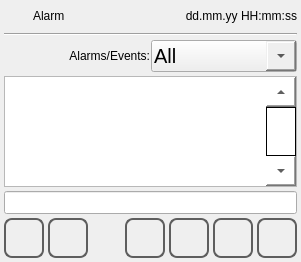
Before: the Qt Designer form qt_library/ATCMalarms/alarms.ui in MECTsrl/mect_plugins, drawn with Qt 5.
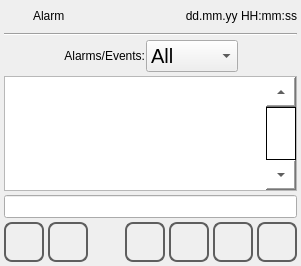
After: the same form once the commit is applied. Icons and pictures are not drawn.

Commit message: WIP: Review scroll bars

Patch:
```diff
--- a/qt_library/ATCMalarms/alarms.ui
+++ b/qt_library/ATCMalarms/alarms.ui
@@ -7,7 +7,7 @@
     <x>0</x>
     <y>0</y>
     <width>301</width>
-    <height>262</height>
+    <height>266</height>
    </rect>
   </property>
   <property name="sizePolicy">
@@ -124,6 +124,22 @@
      <property name="spacing">
       <number>1</number>
      </property>
+     <item>
+      <spacer name="horizontalSpacer_3">
+       <property name="orientation">
+        <enum>Qt::Horizontal</enum>
+       </property>
+       <property name="sizeType">
+        <enum>QSizePolicy::MinimumExpanding</enum>
+       </property>
+       <property name="sizeHint" stdset="0">
+        <size>
+         <width>10</width>
+         <height>20</height>
+        </size>
+       </property>
+      </spacer>
+     </item>
      <item>
       <widget class="QLabel" name="labelType">
        <property name="focusPolicy">
@@ -143,57 +159,13 @@
         <enum>Qt::NoFocus</enum>
        </property>
        <property name="styleSheet">
-        <string notr="true">/* Combobox item */
-QAbstractItemView {
-	/* padding of each item (top,right,bottom,left) */
-	padding: 2 0 2 0;
-	font-size: 14px;
+        <string notr="true">QComboBox  {	
+	min-height: 30px;
+	font-size: 20px;
 }
-
-/* Sets up scrollbar size, border, color */
 QScrollBar:vertical {
 	width: 30px;
-	/* margin sets up how far the handle can travel (top,right,bottom,left) */
-	margin: 30px 0px 30px 0px;
-}
-
-/* Sets up the color and height of handle (cursor) */
-QScrollBar::handle:vertical {
-	min-height:30px;
-}
-
-/* bottom button (set height at 0px to remove)*/
-QScrollBar::add-line:vertical {
-	height: 30px;
-	subcontrol-position: bottom;
-	subcontrol-origin: margin;
-}
-
-/* top button (set height at 0px to remove)*/
-QScrollBar::sub-line:vertical {
-	height: 30px;
-	subcontrol-position: top;
-	subcontrol-origin: margin;
-	background-color: rgb(0, 255, 0);
-}
-
-/* need this to get rid of crosshatching on scrollbar background */
-QScrollBar::add-page:vertical, QScrollBar::sub-page:vertical {
-	background: none;
-}
-
-/* Combobox main item */
-QComboBox {
-	padding-left: 2px;
-	font-size: 20px;
-	min-height: 30px;
-}
-
-/* drop down button */
-QComboBox::drop-down {
-	min-width: 30px;
-}
-</string>
+}</string>
        </property>
        <item>
         <property name="text">
@@ -202,16 +174,32 @@
        </item>
        <item>
         <property name="text">
-         <string>Alarm</string>
+         <string>Alarms</string>
         </property>
        </item>
        <item>
         <property name="text">
-         <string>Event</string>
+         <string>Events</string>
         </property>
        </item>
       </widget>
      </item>
+     <item>
+      <spacer name="horizontalSpacer_2">
+       <property name="orientation">
+        <enum>Qt::Horizontal</enum>
+       </property>
+       <property name="sizeType">
+        <enum>QSizePolicy::MinimumExpanding</enum>
+       </property>
+       <property name="sizeHint" stdset="0">
+        <size>
+         <width>10</width>
+         <height>20</height>
+        </size>
+       </property>
+      </spacer>
+     </item>
     </layout>
    </item>
    <item>
```
The commit also changes 3 other files.
